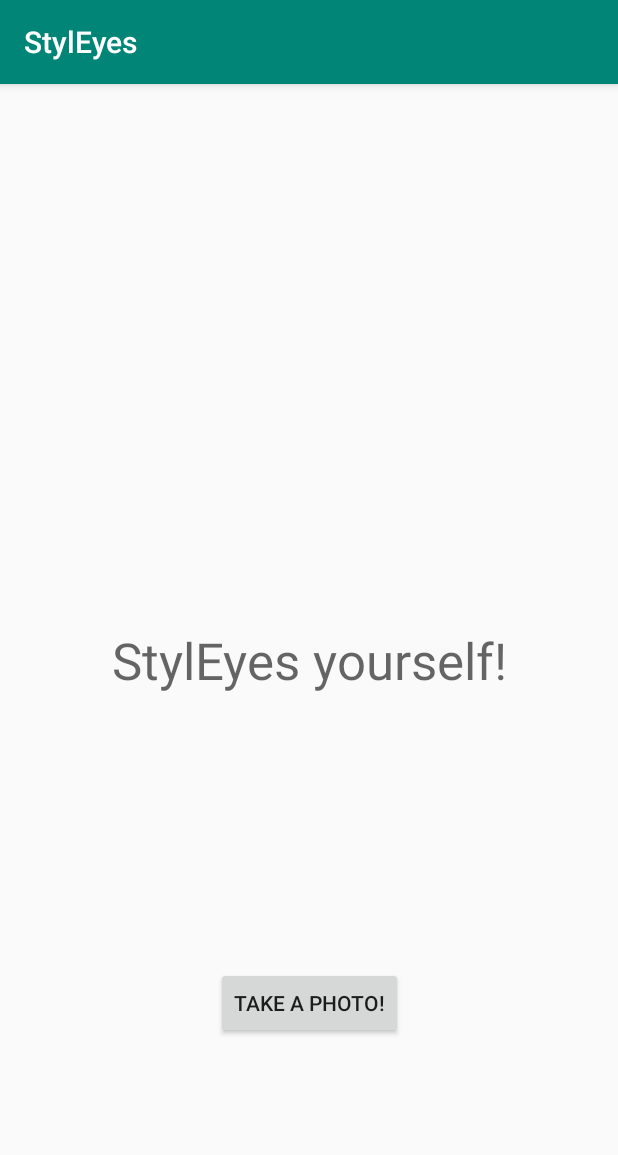
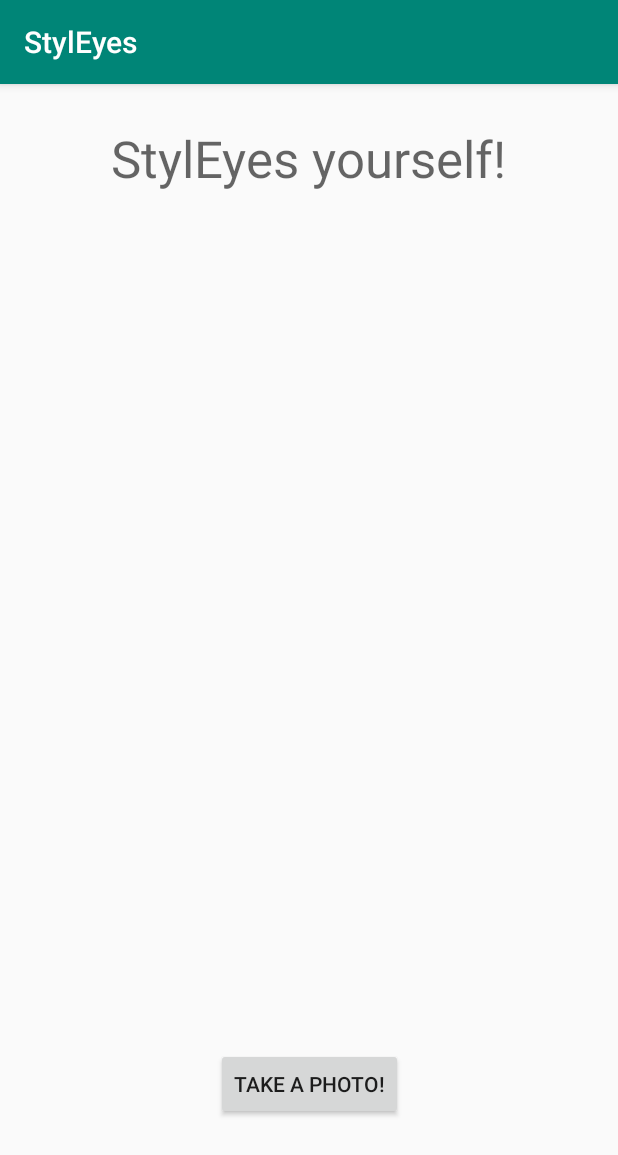
Before and after one commit to ablondal/Styl_Eyes, an Android app: the screen it shows after launch (MainActivity), on a phone screen of 412 x 824 dp. Shown: the top 1155 px of the screen. Run offline under Robolectric (Android 15) with nearby library versions, the phone set to English and light mode, and no system bars.

Commit message:
Added dependencies properly, can now build successfully

```diff
--- a/app/build.gradle
+++ b/app/build.gradle
@@ -27,8 +27,9 @@ dependencies {
     androidTestImplementation 'androidx.test.ext:junit:1.1.0'
     androidTestImplementation 'androidx.test.espresso:espresso-core:3.1.1'
 
-    // https://mvnrepository.com/artifact/com.microsoft.azure.cognitiveservices/azure-cognitiveservices-customvision-training
-   // implementation group: 'com.microsoft.azure.cognitiveservices', name: 'azure-cognitiveservices-customvision-training', version: '1.0.2-beta'
+    implementation group: 'com.microsoft.azure.cognitiveservices', name: 'azure-cognitiveservices-customvision-prediction', version: '1.0.2-beta'
+    annotationProcessor 'com.microsoft.azure:azure-annotations:1.2.0'
+    // implementation group: 'com.microsoft.azure.cognitiveservices', name: 'azure-cognitiveservices-customvision-training', version: '1.0.2-beta'
 
     // https://mvnrepository.com/artifact/com.microsoft.azure.cognitiveservices/azure-cognitiveservices-customvision-prediction
     //implementation group: 'com.microsoft.azure.cognitiveservices', name: 'azure-cognitiveservices-customvision-prediction', version: '1.0.2-beta'
--- a/app/src/main/java/com/example/styleyes/MainActivity.java
+++ b/app/src/main/java/com/example/styleyes/MainActivity.java
@@ -15,9 +15,12 @@ import java.io.IOException;
 import java.text.SimpleDateFormat;
 import java.util.Date;
 
+
 public class MainActivity extends AppCompatActivity {
 
     static final int REQUEST_TAKE_PHOTO = 1;
+    static final String AZURE_CUSTOMVISION_PREDICTION_API_KEY = "8d1da701ca294e828465a5961290fb4d";
+    static final String AZURE_CUSTOMVISION_ENDPOINT = "https://francisca-prediction.cognitiveservices.azure.com/";
 
     @Override
     protected void onCreate(Bundle savedInstanceState) {
--- a/app/src/main/res/layout/activity_main.xml
+++ b/app/src/main/res/layout/activity_main.xml
@@ -13,23 +13,22 @@
         android:text="StylEyes yourself!"
         android:textAppearance="@style/TextAppearance.AppCompat.Display1"
         app:layout_constraintBottom_toBottomOf="parent"
+        app:layout_constraintHorizontal_bias="0.496"
         app:layout_constraintLeft_toLeftOf="parent"
         app:layout_constraintRight_toRightOf="parent"
-        app:layout_constraintTop_toTopOf="parent" />
+        app:layout_constraintTop_toTopOf="parent"
+        app:layout_constraintVertical_bias="0.037" />
 
     <Button
         android:id="@+id/button"
         android:layout_width="wrap_content"
-        android:layout_height="wrap_content"
-        android:layout_marginStart="142dp"
-        android:layout_marginLeft="142dp"
-        android:layout_marginTop="182dp"
-        android:layout_marginEnd="142dp"
-        android:layout_marginRight="142dp"
+        android:layout_height="48dp"
         android:onClick="takePhoto"
         android:text="Take a photo!"
+        app:layout_constraintBottom_toBottomOf="parent"
         app:layout_constraintEnd_toEndOf="parent"
         app:layout_constraintStart_toStartOf="parent"
-        app:layout_constraintTop_toBottomOf="@+id/textView" />
+        app:layout_constraintTop_toTopOf="parent"
+        app:layout_constraintVertical_bias="0.893" />
 
 </androidx.constraintlayout.widget.ConstraintLayout>
--- a/build.gradle
+++ b/build.gradle
@@ -26,11 +26,6 @@ allprojects {
 
 
 dependencies {
-    // https://mvnrepository.com/artifact/com.microsoft.azure.cognitiveservices/azure-cognitiveservices-customvision-training
-    // implementation group: 'com.microsoft.azure.cognitiveservices', name: 'azure-cognitiveservices-customvision-training', version: '1.0.2-beta'
-
-    // https://mvnrepository.com/artifact/com.microsoft.azure.cognitiveservices/azure-cognitiveservices-customvision-prediction
-   //implementation group: 'com.microsoft.azure.cognitiveservices', name: 'azure-cognitiveservices-customvision-prediction', version: '1.0.2-beta'
 }
 
 task clean(type: Delete) {
```
